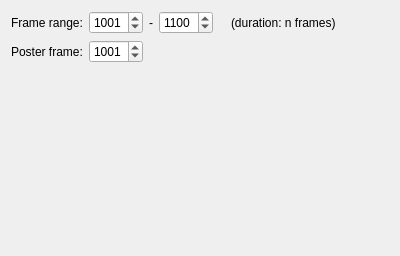
Above: core/ui/settings_time_ui.ui from mjbonnington/icarus-gps before the change. Below: the same form after it.
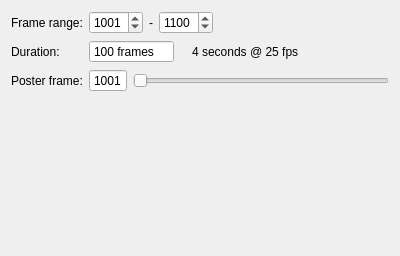
That is the form after the change.

Commit message: Improved settings dialog

Diff of the .ui file:
```diff
--- a/core/ui/settings_time_ui.ui
+++ b/core/ui/settings_time_ui.ui
@@ -74,8 +74,93 @@
        </property>
       </widget>
      </item>
+    </layout>
+   </item>
+   <item row="3" column="0">
+    <widget class="QLabel" name="posterFrame_label">
+     <property name="text">
+      <string>Poster frame:</string>
+     </property>
+    </widget>
+   </item>
+   <item row="3" column="1">
+    <layout class="QHBoxLayout" name="posterFrame_horizontalLayout">
      <item>
-      <spacer name="range_horizontalSpacer">
+      <widget class="QSpinBox" name="posterFrame_spinBox">
+       <property name="buttonSymbols">
+        <enum>QAbstractSpinBox::NoButtons</enum>
+       </property>
+       <property name="minimum">
+        <number>0</number>
+       </property>
+       <property name="maximum">
+        <number>9999</number>
+       </property>
+       <property name="value">
+        <number>1001</number>
+       </property>
+       <property name="xmlTag" stdset="0">
+        <string>posterFrame</string>
+       </property>
+      </widget>
+     </item>
+     <item>
+      <widget class="QSlider" name="posterFrame_slider">
+       <property name="toolTip">
+        <string>&lt;html&gt;&lt;head/&gt;&lt;body&gt;&lt;p&gt;Set the priority for this render job.&lt;/p&gt;&lt;p&gt;Higher priority jobs will be rendered first. Setting the priority to zero will submit the job as paused.&lt;/p&gt;&lt;/body&gt;&lt;/html&gt;</string>
+       </property>
+       <property name="minimum">
+        <number>0</number>
+       </property>
+       <property name="maximum">
+        <number>9999</number>
+       </property>
+       <property name="orientation">
+        <enum>Qt::Horizontal</enum>
+       </property>
+       <property name="tickPosition">
+        <enum>QSlider::NoTicks</enum>
+       </property>
+       <property name="tickInterval">
+        <number>10</number>
+       </property>
+      </widget>
+     </item>
+    </layout>
+   </item>
+   <item row="1" column="0">
+    <widget class="QLabel" name="duration_label">
+     <property name="text">
+      <string>Duration:</string>
+     </property>
+    </widget>
+   </item>
+   <item row="1" column="1">
+    <layout class="QHBoxLayout" name="duration_horizontalLayout">
+     <item>
+      <widget class="QSpinBox" name="duration_spinBox">
+       <property name="readOnly">
+        <bool>true</bool>
+       </property>
+       <property name="buttonSymbols">
+        <enum>QAbstractSpinBox::NoButtons</enum>
+       </property>
+       <property name="suffix">
+        <string> frames</string>
+       </property>
+       <property name="minimum">
+        <number>1</number>
+       </property>
+       <property name="maximum">
+        <number>10000</number>
+       </property>
+       <property name="value">
+        <number>100</number>
+       </property>
+      </widget>
+     </item>
+     <item>
+      <spacer name="duration_horizontalSpacer">
        <property name="orientation">
         <enum>Qt::Horizontal</enum>
        </property>
@@ -91,37 +176,17 @@
       </spacer>
      </item>
      <item>
-      <widget class="QLabel" name="rangeInfo_label">
+      <widget class="QLabel" name="durationInfo_label">
        <property name="text">
-        <string>(duration: n frames)</string>
+        <string>4 seconds @ 25 fps</string>
+       </property>
+       <property name="xmlTag" stdset="0">
+        <string>fps</string>
        </property>
       </widget>
      </item>
     </layout>
    </item>
-   <item row="2" column="0">
-    <widget class="QLabel" name="posterFrame_label">
-     <property name="text">
-      <string>Poster frame:</string>
-     </property>
-    </widget>
-   </item>
-   <item row="2" column="1">
-    <widget class="QSpinBox" name="posterFrame_spinBox">
-     <property name="minimum">
-      <number>0</number>
-     </property>
-     <property name="maximum">
-      <number>9999</number>
-     </property>
-     <property name="value">
-      <number>1001</number>
-     </property>
-     <property name="xmlTag" stdset="0">
-      <string>posterFrame</string>
-     </property>
-    </widget>
-   </item>
   </layout>
  </widget>
  <tabstops>
```
Left out of the diff: 35 changed lines with no effect on the pictures. The commit also changes 24 other files.
